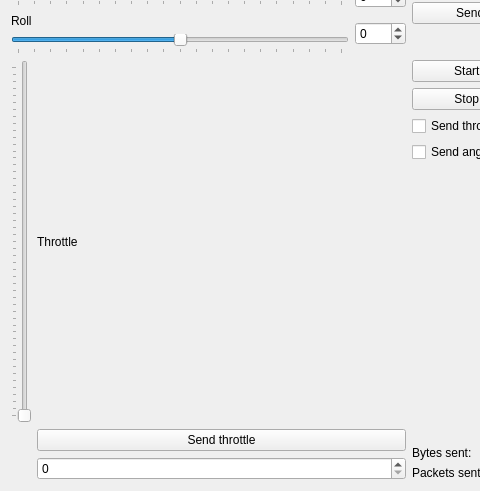
debnera/arduino-quadcopter, file FlightController/Python/GraphicalController/gui.ui: the form before one commit; both pictures show x 0 to 480 and y 95 to 586 of the 578 by 586 pixel window.
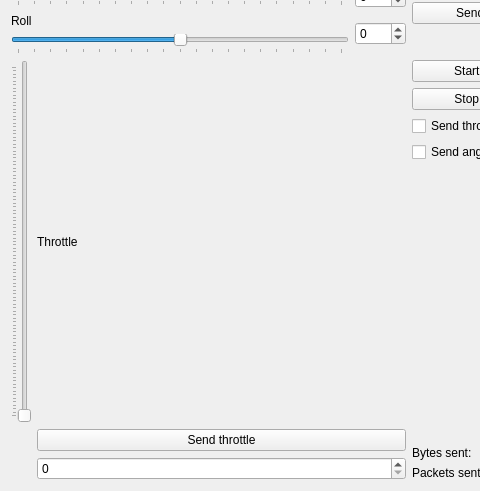
The form after the commit.

Commit message: Max throttle is now 1000

The edit to the form file:
```diff
--- a/FlightController/Python/GraphicalController/gui.ui
+++ b/FlightController/Python/GraphicalController/gui.ui
@@ -141,7 +141,7 @@
      <item row="0" column="0">
       <widget class="QSlider" name="throttle_slider">
        <property name="maximum">
-        <number>500</number>
+        <number>1000</number>
        </property>
        <property name="orientation">
         <enum>Qt::Vertical</enum>
```
Left out of the diff: 2 changed lines with no effect on the pictures. The commit also changes 1 other file.
